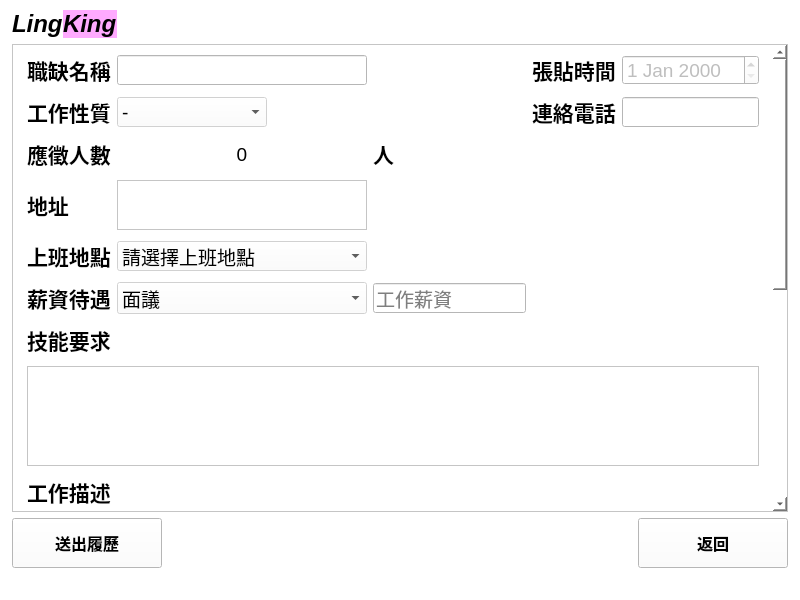
smilesmilehero/Advanced_Python_final_project_resume_system, file UI/user_look_requirement.ui: the form before one commit.
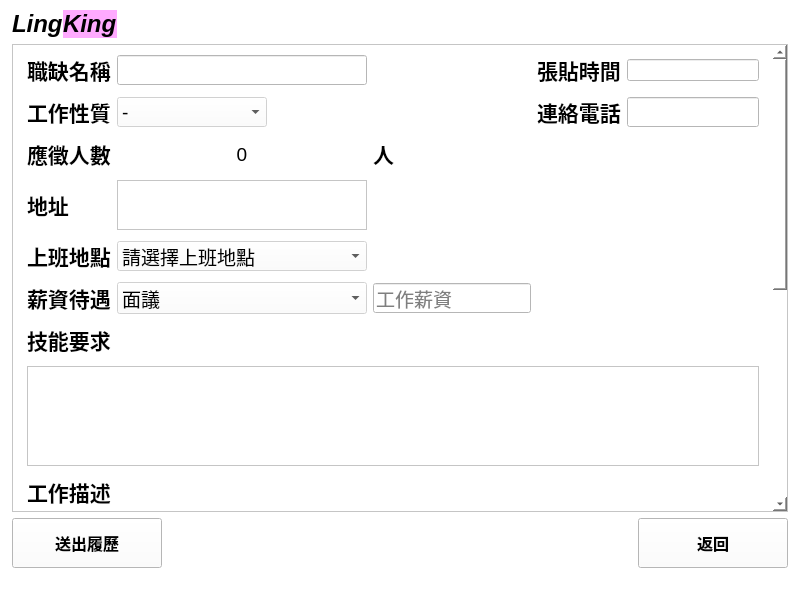
The form after the commit.

Commit message: job search

Patch:
```diff
--- a/UI/user_look_requirement.ui
+++ b/UI/user_look_requirement.ui
@@ -178,8 +178,8 @@
           <rect>
            <x>0</x>
            <y>0</y>
-           <width>755</width>
-           <height>849</height>
+           <width>758</width>
+           <height>884</height>
           </rect>
          </property>
          <layout class="QGridLayout" name="gridLayout_4">
@@ -3905,22 +3905,7 @@
              </widget>
             </item>
             <item row="0" column="5">
-             <widget class="QDateEdit" name="dateEdit_2">
-              <property name="enabled">
-               <bool>false</bool>
-              </property>
-              <property name="maximumSize">
-               <size>
-                <width>150</width>
-                <height>30</height>
-               </size>
-              </property>
-              <property name="font">
-               <font>
-                <pointsize>14</pointsize>
-               </font>
-              </property>
-             </widget>
+             <widget class="QLineEdit" name="dateEdit_2"/>
             </item>
            </layout>
           </item>
```
The commit also changes 2 other files.
